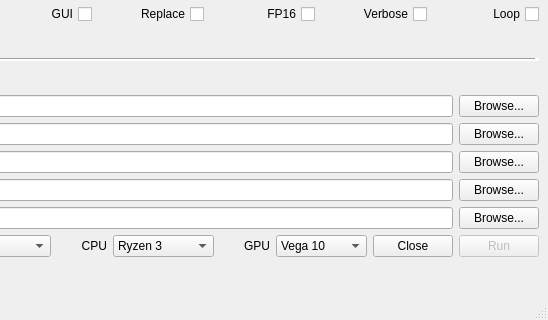
This is inference_control.ui in kiritigowda/MIVisionX-Validation-Tool as Qt 5 draws it before an edit; both pictures show x 296 to 844 and y 412 to 732 of the 844 by 732 pixel window. The edited form follows.
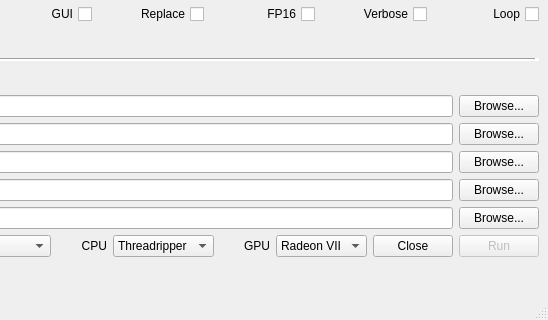
This is the edited form. Icons and pictures are not drawn.

Commit message:
CPU/GPU Default Fix (#59)
* cpu/gpu default

Diff of the .ui file:
```diff
--- a/inference_control.ui
+++ b/inference_control.ui
@@ -645,6 +645,11 @@
       </item>
       <item row="5" column="6">
        <widget class="QComboBox" name="gpu_comboBox">
+        <item>
+         <property name="text">
+          <string>Radeon VII</string>
+         </property>
+        </item>
         <item>
          <property name="text">
           <string>Vega 10</string>
@@ -791,6 +796,11 @@
       </item>
       <item row="5" column="4">
        <widget class="QComboBox" name="cpu_comboBox">
+        <item>
+         <property name="text">
+          <string>Threadripper</string>
+         </property>
+        </item>
         <item>
          <property name="text">
           <string>Ryzen 3</string>
```
Left out of the diff: 10 changed lines with no effect on the pictures.
